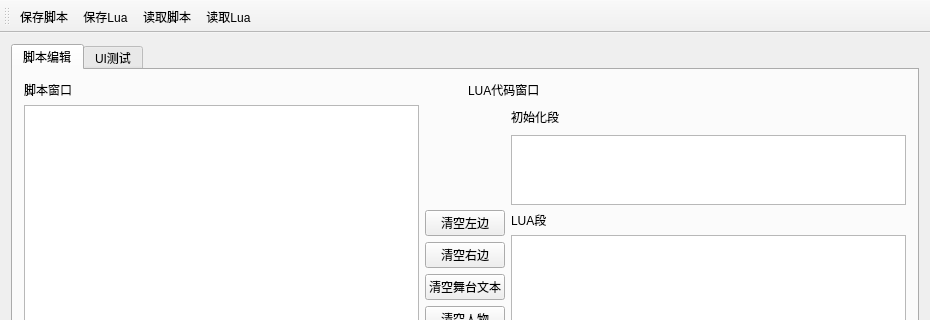
Above: SubSystem/ScriptEditor/scripteditor.ui from weimingtom/fdux-slg-game before the change; both pictures show x 0 to 930 and y 0 to 320 of the 930 by 652 pixel window. Below: the same form after it.
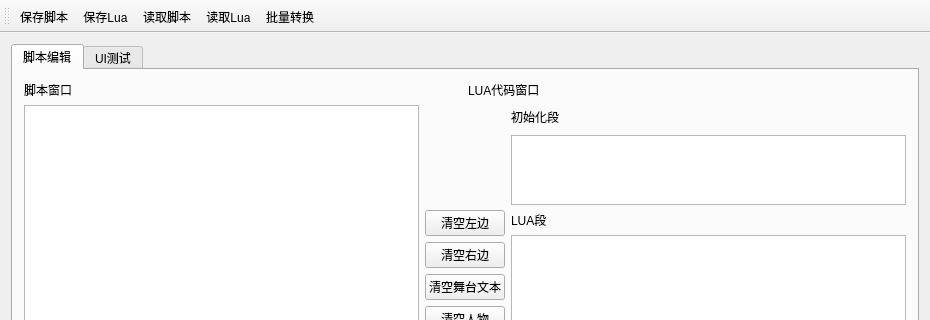
That is the form after the change.

Commit message: *更新快速转换脚本

```diff
--- a/SubSystem/ScriptEditor/scripteditor.ui
+++ b/SubSystem/ScriptEditor/scripteditor.ui
@@ -551,6 +551,7 @@
    <addaction name="actionSaveLua"/>
    <addaction name="actionLoadScript"/>
    <addaction name="actionLoadLua"/>
+   <addaction name="actionQuickMake"/>
   </widget>
   <widget class="QStatusBar" name="statusBar"/>
   <action name="actionSaveScript">
@@ -573,6 +574,11 @@
     <string>读取Lua</string>
    </property>
   </action>
+  <action name="actionQuickMake">
+   <property name="text">
+    <string>批量转换</string>
+   </property>
+  </action>
  </widget>
  <layoutdefault spacing="6" margin="11"/>
  <resources>
```
The commit also changes 4 other files.
